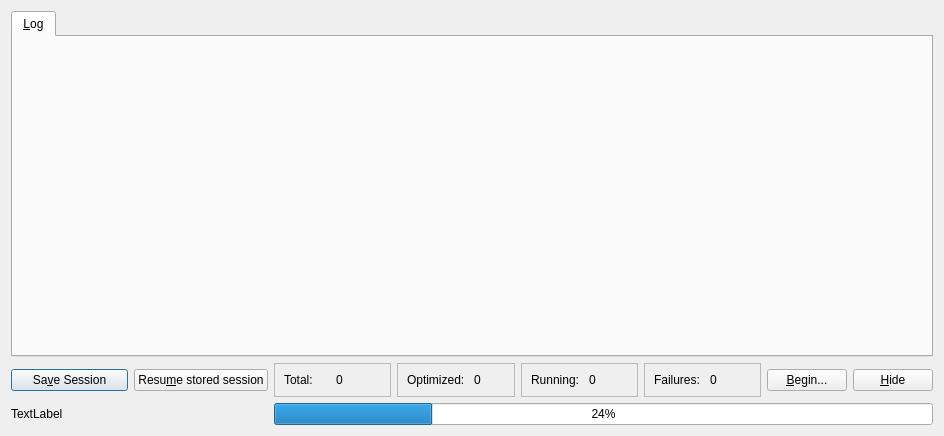
xtalopt/XtalOpt, file src/globalsearch/ui/abstractdialog.ui: the form before one commit.
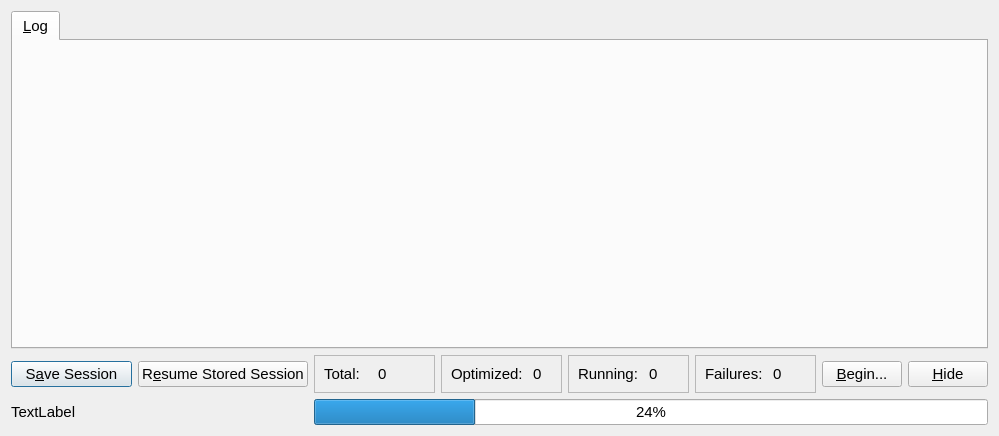
The form after the commit.

What changed in the file:
```diff
--- a/src/globalsearch/ui/abstractdialog.ui
+++ b/src/globalsearch/ui/abstractdialog.ui
@@ -6,7 +6,7 @@
    <rect>
     <x>0</x>
     <y>0</y>
-    <width>944</width>
+    <width>999</width>
     <height>436</height>
    </rect>
   </property>
@@ -16,6 +16,11 @@
     <verstretch>0</verstretch>
    </sizepolicy>
   </property>
+  <property name="font">
+   <font>
+    <pointsize>11</pointsize>
+   </font>
+  </property>
   <property name="windowTitle">
    <string>Generic Global Search Dialog Window</string>
   </property>
@@ -56,7 +61,7 @@
    <item row="4" column="0">
     <widget class="QPushButton" name="push_save">
      <property name="text">
-      <string>Sa&amp;ve Session</string>
+      <string>S&amp;ave Session</string>
      </property>
     </widget>
    </item>
@@ -151,7 +156,7 @@
    <item row="4" column="1">
     <widget class="QPushButton" name="push_resume">
      <property name="text">
-      <string>Resu&amp;me stored session</string>
+      <string>R&amp;esume Stored Session</string>
      </property>
     </widget>
    </item>
```
